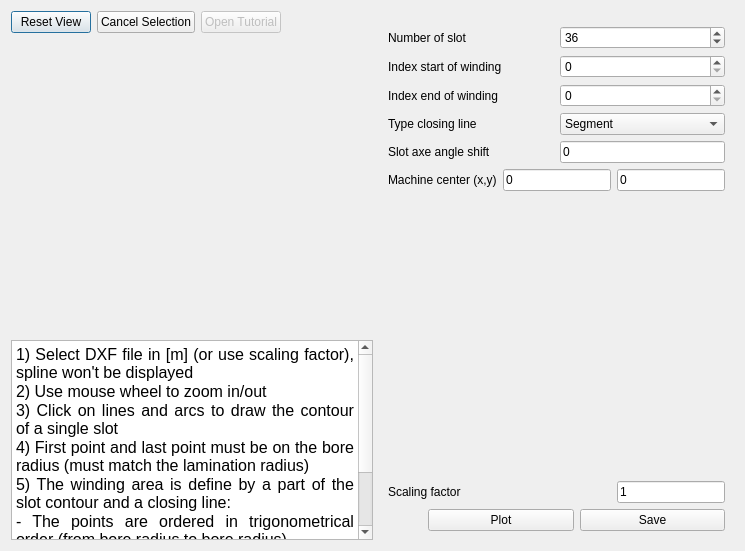
First picture: the form in pyleecan/GUI/Dxf/DXF_Slot.ui, repository Eomys/pyleecan, before the edit.
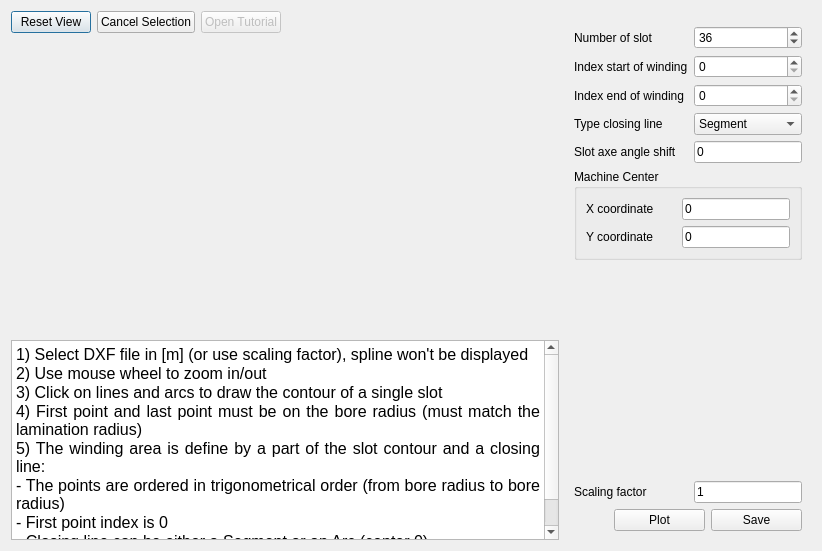
Second picture: the form after the edit. Icons and pictures are not drawn. Custom widgets are drawn as their Qt base class.

Commit message: [BC] Scaling + Machine center

Patch:
```diff
--- a/pyleecan/GUI/Dxf/DXF_Slot.ui
+++ b/pyleecan/GUI/Dxf/DXF_Slot.ui
@@ -6,7 +6,7 @@
    <rect>
     <x>0</x>
     <y>0</y>
-    <width>745</width>
+    <width>822</width>
     <height>551</height>
    </rect>
   </property>
@@ -77,15 +77,15 @@
 &lt;html&gt;&lt;head&gt;&lt;meta name=&quot;qrichtext&quot; content=&quot;1&quot; /&gt;&lt;style type=&quot;text/css&quot;&gt;
 p, li { white-space: pre-wrap; }
 &lt;/style&gt;&lt;/head&gt;&lt;body style=&quot; font-family:'MS Shell Dlg 2'; font-size:7.8pt; font-weight:400; font-style:normal;&quot;&gt;
-&lt;p align=&quot;justify&quot; style=&quot; margin-top:0px; margin-bottom:0px; margin-left:0px; margin-right:0px; -qt-block-indent:0; text-indent:0px;&quot;&gt;&lt;span style=&quot; font-size:12pt;&quot;&gt;1) Select DXF file in [m] (or use scaling factor), spline won't be displayed&lt;/span&gt;&lt;/p&gt;
-&lt;p align=&quot;justify&quot; style=&quot; margin-top:0px; margin-bottom:0px; margin-left:0px; margin-right:0px; -qt-block-indent:0; text-indent:0px;&quot;&gt;&lt;span style=&quot; font-size:12pt;&quot;&gt;2) Use mouse wheel to zoom in/out&lt;/span&gt;&lt;/p&gt;
-&lt;p align=&quot;justify&quot; style=&quot; margin-top:0px; margin-bottom:0px; margin-left:0px; margin-right:0px; -qt-block-indent:0; text-indent:0px;&quot;&gt;&lt;span style=&quot; font-size:12pt;&quot;&gt;3) Click on lines and arcs to draw the contour of a single slot&lt;/span&gt;&lt;/p&gt;
-&lt;p align=&quot;justify&quot; style=&quot; margin-top:0px; margin-bottom:0px; margin-left:0px; margin-right:0px; -qt-block-indent:0; text-indent:0px;&quot;&gt;&lt;span style=&quot; font-size:12pt;&quot;&gt;4) First point and last point must be on the bore radius (must match the lamination radius)&lt;/span&gt;&lt;/p&gt;
-&lt;p align=&quot;justify&quot; style=&quot; margin-top:0px; margin-bottom:0px; margin-left:0px; margin-right:0px; -qt-block-indent:0; text-indent:0px;&quot;&gt;&lt;span style=&quot; font-size:12pt;&quot;&gt;5) The winding area is define by a part of the slot contour and a closing line:&lt;/span&gt;&lt;/p&gt;
-&lt;p align=&quot;justify&quot; style=&quot; margin-top:0px; margin-bottom:0px; margin-left:0px; margin-right:0px; -qt-block-indent:0; text-indent:0px;&quot;&gt;&lt;span style=&quot; font-size:12pt;&quot;&gt;- The points are ordered in trigonometrical order (from bore radius to bore radius)&lt;/span&gt;&lt;/p&gt;
-&lt;p align=&quot;justify&quot; style=&quot; margin-top:0px; margin-bottom:0px; margin-left:0px; margin-right:0px; -qt-block-indent:0; text-indent:0px;&quot;&gt;&lt;span style=&quot; font-size:12pt;&quot;&gt;- First point index is 0&lt;/span&gt;&lt;/p&gt;
-&lt;p align=&quot;justify&quot; style=&quot; margin-top:0px; margin-bottom:0px; margin-left:0px; margin-right:0px; -qt-block-indent:0; text-indent:0px;&quot;&gt;&lt;span style=&quot; font-size:12pt;&quot;&gt;- Closing line can be either a Segment or an Arc (center 0)&lt;/span&gt;&lt;/p&gt;
-&lt;p align=&quot;justify&quot; style=&quot; margin-top:0px; margin-bottom:0px; margin-left:0px; margin-right:0px; -qt-block-indent:0; text-indent:0px;&quot;&gt;&lt;span style=&quot; font-size:12pt;&quot;&gt;6) Plot to check and save&lt;/span&gt;&lt;/p&gt;&lt;/body&gt;&lt;/html&gt;</string>
+&lt;p align=&quot;justify&quot; style=&quot; margin-top:0px; margin-bottom:0px; margin-left:0px; margin-right:0px; -qt-block-indent:0; text-indent:0px;&quot;&gt;&lt;span style=&quot; font-family:'MS Shell Dlg 2'; font-size:12pt;&quot;&gt;1) Select DXF file in [m] (or use scaling factor), spline won't be displayed&lt;/span&gt;&lt;/p&gt;
+&lt;p align=&quot;justify&quot; style=&quot; margin-top:0px; margin-bottom:0px; margin-left:0px; margin-right:0px; -qt-block-indent:0; text-indent:0px;&quot;&gt;&lt;span style=&quot; font-family:'MS Shell Dlg 2'; font-size:12pt;&quot;&gt;2) Use mouse wheel to zoom in/out&lt;/span&gt;&lt;/p&gt;
+&lt;p align=&quot;justify&quot; style=&quot; margin-top:0px; margin-bottom:0px; margin-left:0px; margin-right:0px; -qt-block-indent:0; text-indent:0px;&quot;&gt;&lt;span style=&quot; font-family:'MS Shell Dlg 2'; font-size:12pt;&quot;&gt;3) Click on lines and arcs to draw the contour of a single slot&lt;/span&gt;&lt;/p&gt;
+&lt;p align=&quot;justify&quot; style=&quot; margin-top:0px; margin-bottom:0px; margin-left:0px; margin-right:0px; -qt-block-indent:0; text-indent:0px;&quot;&gt;&lt;span style=&quot; font-family:'MS Shell Dlg 2'; font-size:12pt;&quot;&gt;4) First point and last point must be on the bore radius (must match the lamination radius)&lt;/span&gt;&lt;/p&gt;
+&lt;p align=&quot;justify&quot; style=&quot; margin-top:0px; margin-bottom:0px; margin-left:0px; margin-right:0px; -qt-block-indent:0; text-indent:0px;&quot;&gt;&lt;span style=&quot; font-family:'MS Shell Dlg 2'; font-size:12pt;&quot;&gt;5) The winding area is define by a part of the slot contour and a closing line:&lt;/span&gt;&lt;/p&gt;
+&lt;p align=&quot;justify&quot; style=&quot; margin-top:0px; margin-bottom:0px; margin-left:0px; margin-right:0px; -qt-block-indent:0; text-indent:0px;&quot;&gt;&lt;span style=&quot; font-family:'MS Shell Dlg 2'; font-size:12pt;&quot;&gt;- The points are ordered in trigonometrical order (from bore radius to bore radius)&lt;/span&gt;&lt;/p&gt;
+&lt;p align=&quot;justify&quot; style=&quot; margin-top:0px; margin-bottom:0px; margin-left:0px; margin-right:0px; -qt-block-indent:0; text-indent:0px;&quot;&gt;&lt;span style=&quot; font-family:'MS Shell Dlg 2'; font-size:12pt;&quot;&gt;- First point index is 0&lt;/span&gt;&lt;/p&gt;
+&lt;p align=&quot;justify&quot; style=&quot; margin-top:0px; margin-bottom:0px; margin-left:0px; margin-right:0px; -qt-block-indent:0; text-indent:0px;&quot;&gt;&lt;span style=&quot; font-family:'MS Shell Dlg 2'; font-size:12pt;&quot;&gt;- Closing line can be either a Segment or an Arc (center 0)&lt;/span&gt;&lt;/p&gt;
+&lt;p align=&quot;justify&quot; style=&quot; margin-top:0px; margin-bottom:0px; margin-left:0px; margin-right:0px; -qt-block-indent:0; text-indent:0px;&quot;&gt;&lt;span style=&quot; font-family:'MS Shell Dlg 2'; font-size:12pt;&quot;&gt;6) Plot to check and save&lt;/span&gt;&lt;/p&gt;&lt;/body&gt;&lt;/html&gt;</string>
        </property>
       </widget>
      </item>
@@ -205,18 +205,19 @@
        </layout>
       </item>
       <item>
-       <layout class="QHBoxLayout" name="horizontalLayout_5">
-        <property name="sizeConstraint">
-         <enum>QLayout::SetDefaultConstraint</enum>
+       <widget class="QGroupBox" name="g_center">
+        <property name="title">
+         <string>Machine Center</string>
         </property>
-        <item>
-         <widget class="QLabel" name="in_coord_center">
+        <layout class="QGridLayout" name="gridLayout_2">
+         <item row="0" column="0">
+          <widget class="QLabel" name="in_coord_center_X">
           <property name="text">
-           <string>Machine center (x,y)</string>
+            <string>X coordinate</string>
           </property>
          </widget>
         </item>
-        <item>
+         <item row="0" column="1">
          <widget class="FloatEdit" name="lf_center_x">
           <property name="sizePolicy">
            <sizepolicy hsizetype="Fixed" vsizetype="Fixed">
@@ -229,7 +230,14 @@
           </property>
          </widget>
         </item>
-        <item>
+         <item row="1" column="0">
+          <widget class="QLabel" name="in_coord_center_Y">
+           <property name="text">
+            <string>Y coordinate</string>
+           </property>
+          </widget>
+         </item>
+         <item row="1" column="1">
          <widget class="FloatEdit" name="lf_center_y">
           <property name="enabled">
            <bool>true</bool>
@@ -242,7 +250,7 @@
           </property>
           <property name="maximumSize">
            <size>
-            <width>137</width>
+             <width>16777215</width>
             <height>16777215</height>
            </size>
           </property>
@@ -252,6 +260,7 @@
          </widget>
         </item>
        </layout>
+       </widget>
       </item>
       <item>
        <spacer name="verticalSpacer">
@@ -333,12 +342,6 @@
   </layout>
  </widget>
  <customwidgets>
-  <customwidget>
-   <class>WPathSelector</class>
-   <extends>QWidget</extends>
-   <header>...GUI.Tools.WPathSelector.WPathSelector</header>
-   <container>1</container>
-  </customwidget>
   <customwidget>
    <class>MPLCanvas2</class>
    <extends>QWidget</extends>
@@ -350,6 +353,12 @@
    <extends>QLineEdit</extends>
    <header>...GUI/Tools/FloatEdit</header>
   </customwidget>
+  <customwidget>
+   <class>WPathSelector</class>
+   <extends>QWidget</extends>
+   <header>...GUI.Tools.WPathSelector.WPathSelector</header>
+   <container>1</container>
+  </customwidget>
  </customwidgets>
  <resources>
   <include location="../Resources/pyleecan.qrc"/>
```
Lines whose indentation alone changed are shown as unchanged. The commit also changes 5 other files.
